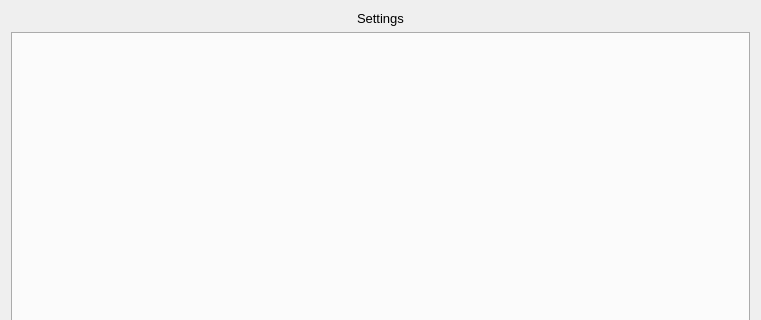
First picture: the form in pagesettingsform.ui, repository thenewcoder/school-administration-system, before the edit; both pictures show x 0 to 761 and y 0 to 320 of the 761 by 531 pixel window.
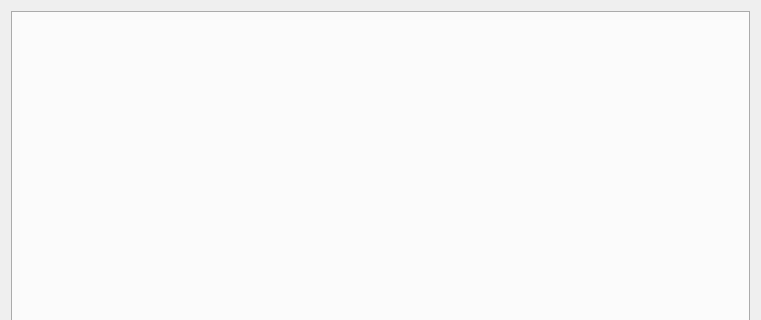
Second picture: the form after the edit.

Commit message: Removed the 'title' text on the page form.

What changed in the file:
```diff
--- a/pagesettingsform.ui
+++ b/pagesettingsform.ui
@@ -19,18 +19,6 @@
    <string/>
   </property>
   <layout class="QVBoxLayout" name="verticalLayout">
-   <item alignment="Qt::AlignHCenter">
-    <widget class="QLabel" name="label">
-     <property name="font">
-      <font>
-       <pointsize>10</pointsize>
-      </font>
-     </property>
-     <property name="text">
-      <string>Settings</string>
-     </property>
-    </widget>
-   </item>
    <item>
     <widget class="QTabWidget" name="twSettingsPages">
      <property name="currentIndex">
```
The commit also changes 3 other files.
